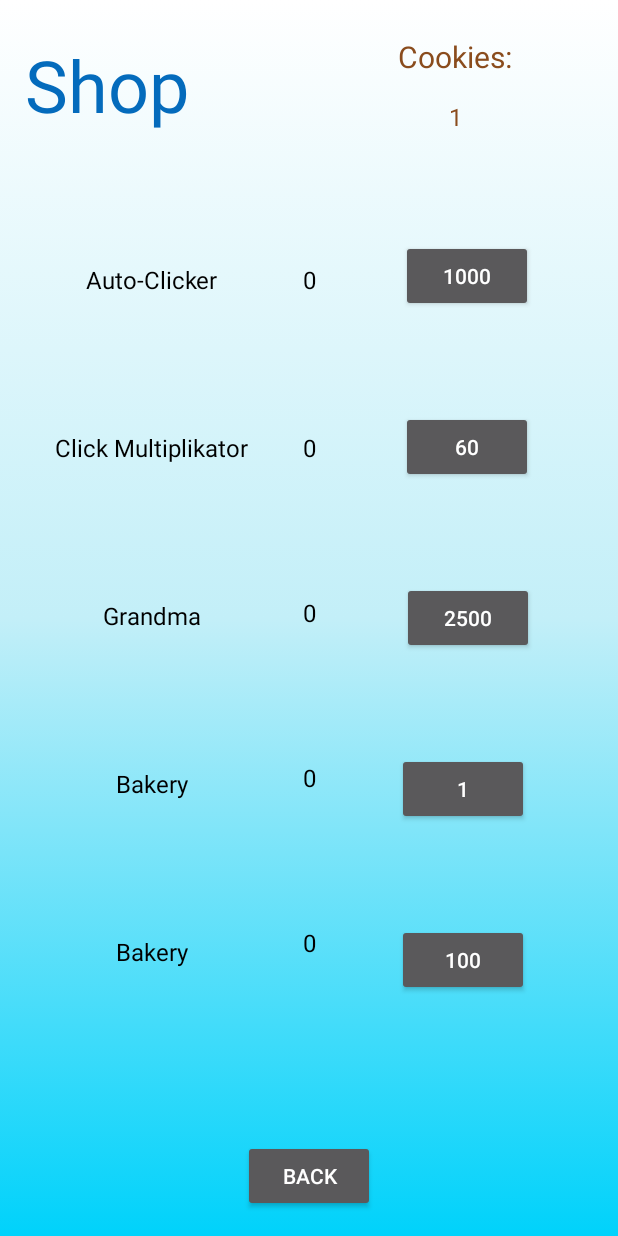
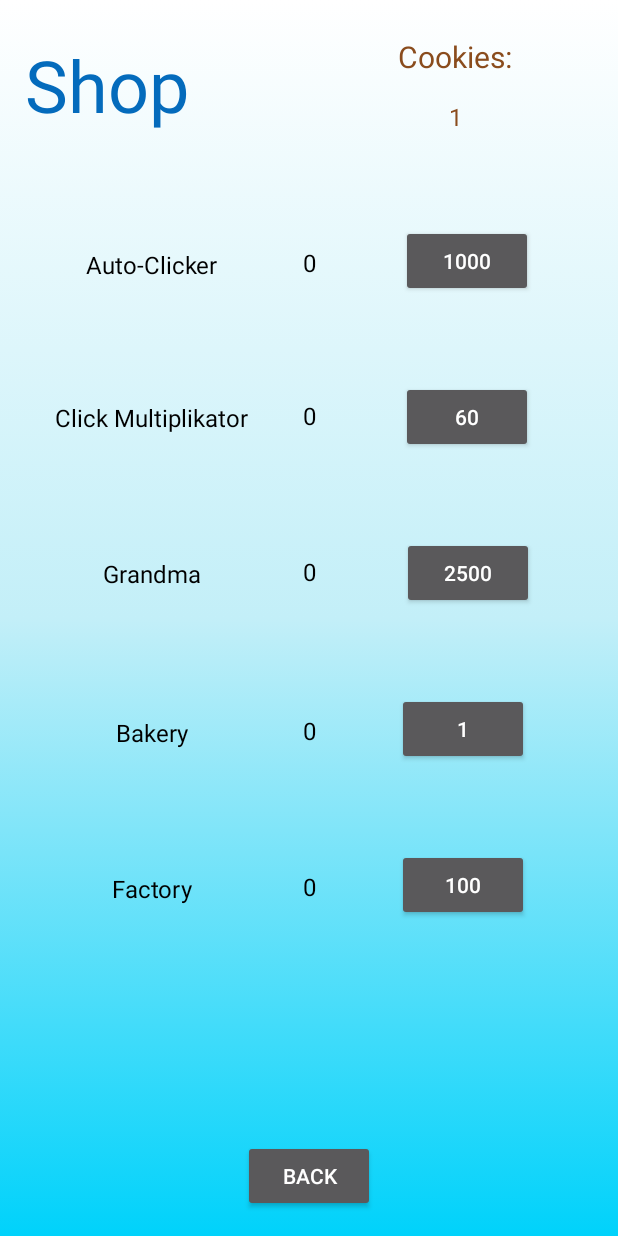
Before and after one commit to Dr-PPSN/Cookie-Klicker-App, an Android app: the screen it shows after launch (Shop), after a tap on "SHOP", on a phone screen of 412 x 824 dp. Run offline under Robolectric (Android 15) with nearby library versions, the phone set to English and light mode, and no system bars; our stand-ins replace AdMob; 2 other taps on this screen came first.

Commit message:
bug fixing, problems while file save and load

```diff
--- a/app/src/main/java/com/example/cookieclickertest/MainActivity.java
+++ b/app/src/main/java/com/example/cookieclickertest/MainActivity.java
@@ -39,6 +39,7 @@ public class MainActivity extends AppCompatActivity {
     private static MediaPlayer mediaPlayerMusic;
     private static MediaPlayer mediaPlayerSound;
     public int digitsFromFile = 0;
+    public int digitsFromFile2 = 0;
     public int auto = 0;
     public int multi = 0;
     public int clickvalue = 1;
@@ -55,7 +56,6 @@ public class MainActivity extends AppCompatActivity {
     com.google.android.gms.ads.AdView mAdView;
 
     //TODO: button in Shop activity to get Cookies after watching a 30 sec Ad
-    //TODO: maybe better design and colors (add colors in res/values/colors.xml)
 
     @SuppressLint({"ClickableViewAccessibility", "SetTextI18n"})
     @Override
@@ -77,10 +77,14 @@ public class MainActivity extends AppCompatActivity {
         music = loadFile(1, FILE_MUSIC);
         vib = loadFile(1, FILE_VIB);
         textView_counter.setText(String.valueOf(loadFile(digitsFromFile, FILE_SCORE)));
-        textView_counter2.setText(String.valueOf(loadFile(digitsFromFile, FILE_SCORE2)));
+        textView_counter2.setText(String.valueOf(loadFile(digitsFromFile2, FILE_SCORE2)));
         clickvalue = calculateClickValue(clickvalue,multi);
         button_cookie.setScaleX(1.0f);
         button_cookie.setScaleY(1.0f);
+
+        Log.i("start",String.valueOf(loadFile(bakery, FILE_BAKERY)));
+        Log.i("start",String.valueOf(loadFile(digitsFromFile, FILE_SCORE)));
+        Log.i("start",String.valueOf(loadFile(digitsFromFile, FILE_SCORE2)));
 
         if (music == 1) {
             playBackgroundMusic(R.raw.placeholder_background);
@@ -116,7 +120,6 @@ public class MainActivity extends AppCompatActivity {
             }
             cookieClick(manualyClick);
         });
-
         button_Shop.setOnClickListener(v -> {
             // save the current cookie counter value to external file
             saveAll();
--- a/app/src/main/res/layout/activity_shop.xml
+++ b/app/src/main/res/layout/activity_shop.xml
@@ -11,10 +11,10 @@
         android:id="@+id/anzahl_factory"
         android:layout_width="wrap_content"
         android:layout_height="wrap_content"
-        android:layout_marginTop="88dp"
+        android:layout_marginTop="82dp"
         android:text="@string/_0"
+        android:textColor="#000000"
         android:textSize="16sp"
-        android:textColor="#000000"
         app:layout_constraintEnd_toEndOf="parent"
         app:layout_constraintStart_toStartOf="parent"
         app:layout_constraintTop_toBottomOf="@+id/anzahl_bakery" />
@@ -23,10 +23,10 @@
         android:id="@+id/anzahl_bakery"
         android:layout_width="wrap_content"
         android:layout_height="wrap_content"
-        android:layout_marginTop="88dp"
+        android:layout_marginTop="84dp"
         android:text="@string/_0"
+        android:textColor="#000000"
         android:textSize="16sp"
-        android:textColor="#000000"
         app:layout_constraintEnd_toEndOf="parent"
         app:layout_constraintStart_toStartOf="parent"
         app:layout_constraintTop_toBottomOf="@+id/anzahl_grandma" />
@@ -35,10 +35,10 @@
         android:id="@+id/anzahl_grandma"
         android:layout_width="wrap_content"
         android:layout_height="wrap_content"
-        android:layout_marginTop="88dp"
+        android:layout_marginTop="82dp"
         android:text="@string/_0"
+        android:textColor="#000000"
         android:textSize="16sp"
-        android:textColor="#000000"
         app:layout_constraintEnd_toEndOf="parent"
         app:layout_constraintStart_toStartOf="parent"
         app:layout_constraintTop_toBottomOf="@+id/anzahl_multi" />
@@ -48,12 +48,12 @@
         android:layout_width="wrap_content"
         android:layout_height="wrap_content"
         android:layout_marginStart="8dp"
-        android:layout_marginTop="90dp"
+        android:layout_marginTop="82dp"
         android:layout_marginEnd="8dp"
         android:text="@string/grandma"
         android:textColor="#000000"
         android:textSize="16sp"
-        app:layout_constraintEnd_toStartOf="@+id/anzahl_multi"
+        app:layout_constraintEnd_toStartOf="@+id/anzahl_grandma"
         app:layout_constraintStart_toStartOf="parent"
         app:layout_constraintTop_toBottomOf="@+id/textView2" />
 
@@ -62,12 +62,12 @@
         android:layout_width="wrap_content"
         android:layout_height="wrap_content"
         android:layout_marginStart="8dp"
-        android:layout_marginTop="90dp"
+        android:layout_marginTop="82dp"
         android:layout_marginEnd="8dp"
-        android:text="@string/bakery"
+        android:text="@string/factory"
         android:textColor="#000000"
         android:textSize="16sp"
-        app:layout_constraintEnd_toStartOf="@+id/anzahl_bakery"
+        app:layout_constraintEnd_toStartOf="@+id/anzahl_factory"
         app:layout_constraintStart_toStartOf="parent"
         app:layout_constraintTop_toBottomOf="@+id/textViewBakery" />
 
@@ -76,12 +76,12 @@
         android:layout_width="wrap_content"
         android:layout_height="wrap_content"
         android:layout_marginStart="8dp"
-        android:layout_marginTop="90dp"
+        android:layout_marginTop="84dp"
         android:layout_marginEnd="8dp"
         android:text="@string/bakery"
         android:textColor="#000000"
         android:textSize="16sp"
-        app:layout_constraintEnd_toStartOf="@+id/anzahl_grandma"
+        app:layout_constraintEnd_toStartOf="@+id/anzahl_bakery"
         app:layout_constraintStart_toStartOf="parent"
         app:layout_constraintTop_toBottomOf="@+id/textView6" />
 
@@ -102,7 +102,7 @@
         android:layout_width="wrap_content"
         android:layout_height="wrap_content"
         android:layout_marginStart="8dp"
-        android:layout_marginTop="175dp"
+        android:layout_marginTop="165dp"
         android:layout_marginEnd="8dp"
         android:text="@string/auto_clicker"
         android:textColor="#000000"
@@ -116,7 +116,7 @@
         android:layout_width="wrap_content"
         android:layout_height="wrap_content"
         android:layout_marginStart="8dp"
-        android:layout_marginTop="66dp"
+        android:layout_marginTop="56dp"
         android:layout_marginEnd="8dp"
         android:hapticFeedbackEnabled="true"
         android:text="@string/_1"
@@ -131,7 +131,7 @@
         android:layout_width="wrap_content"
         android:layout_height="wrap_content"
         android:layout_marginStart="8dp"
-        android:layout_marginTop="66dp"
+        android:layout_marginTop="56dp"
         android:layout_marginEnd="8dp"
         android:hapticFeedbackEnabled="true"
         android:text="@string/_1"
@@ -145,7 +145,7 @@
         android:layout_width="wrap_content"
         android:layout_height="wrap_content"
         android:layout_marginStart="8dp"
-        android:layout_marginTop="160dp"
+        android:layout_marginTop="150dp"
         android:layout_marginEnd="8dp"
         android:hapticFeedbackEnabled="true"
         android:text="@string/_1000"
@@ -158,7 +158,7 @@
         android:layout_width="wrap_content"
         android:layout_height="wrap_content"
         android:layout_marginStart="8dp"
-        android:layout_marginTop="90dp"
+        android:layout_marginTop="80dp"
         android:layout_marginEnd="8dp"
         android:text="@string/click_multiplikator"
         android:textColor="#000000"
@@ -172,7 +172,7 @@
         android:layout_width="wrap_content"
         android:layout_height="wrap_content"
         android:layout_marginStart="8dp"
-        android:layout_marginTop="66dp"
+        android:layout_marginTop="56dp"
         android:layout_marginEnd="8dp"
         android:text="@string/_60"
         app:layout_constraintEnd_toEndOf="parent"
@@ -184,7 +184,7 @@
         android:layout_width="wrap_content"
         android:layout_height="wrap_content"
         android:layout_marginStart="8dp"
-        android:layout_marginTop="66dp"
+        android:layout_marginTop="56dp"
         android:layout_marginEnd="8dp"
         android:text="@string/_2500"
         app:layout_constraintEnd_toEndOf="parent"
@@ -211,7 +211,7 @@
         android:id="@+id/anzahl_auto"
         android:layout_width="wrap_content"
         android:layout_height="wrap_content"
-        android:layout_marginTop="175dp"
+        android:layout_marginTop="164dp"
         android:text="@string/_0"
         android:textColor="#000000"
         android:textSize="16sp"
@@ -223,7 +223,7 @@
         android:id="@+id/anzahl_multi"
         android:layout_width="wrap_content"
         android:layout_height="wrap_content"
-        android:layout_marginTop="90dp"
+        android:layout_marginTop="80dp"
         android:text="@string/_0"
         android:textColor="#000000"
         android:textSize="16sp"
--- a/app/src/main/res/values/strings.xml
+++ b/app/src/main/res/values/strings.xml
@@ -14,6 +14,7 @@
     <string name="back">Back</string>
     <string name="grandma">Grandma</string>
     <string name="bakery">Bakery</string>
+    <string name="factory">Factory</string>
     <string name="_0">0</string>
     <string name="billion">Billion</string>
     <string name="settings">Settings</string>
```
Also changed, not shown: app/src/main/java/com/example/cookieclickertest/Settings.java (+44 -11 lines).
